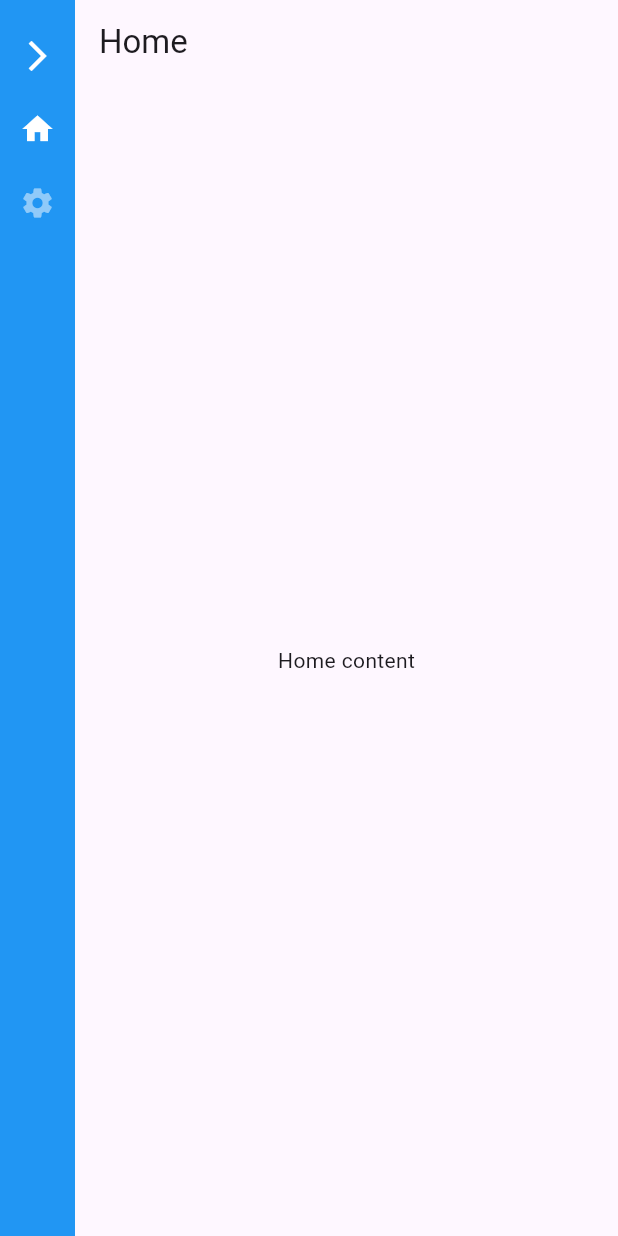
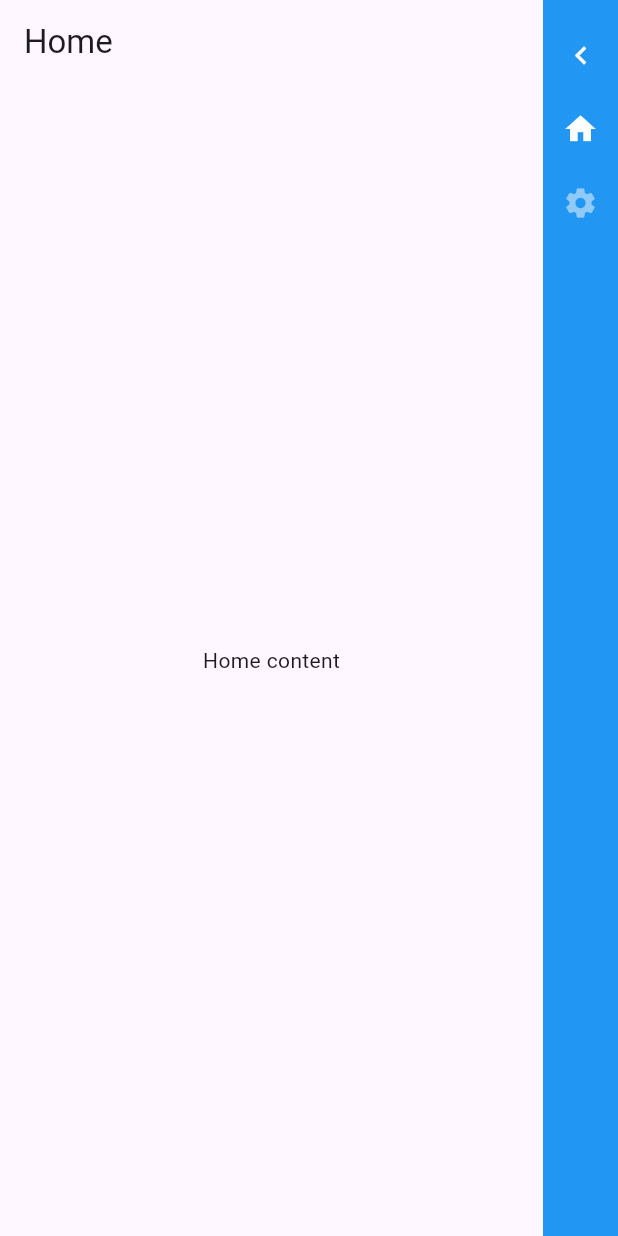
Before and after one commit to geo1796/single_page_views, a Flutter app: the screen it shows after launch, on a phone screen of 412 x 824 dp. Run offline on Flutter 3.47's test engine with Material 3 defaults, Android fonts, the phone set to English and light mode, and no system bars.

Commit message:
added NavBarPosition

```diff
--- a/example/lib/main.dart
+++ b/example/lib/main.dart
@@ -1,6 +1,8 @@
 import 'package:flutter/material.dart';
+import 'package:single_page_views/model/nav_bar_position.dart';
 import 'package:single_page_views/model/single_page_view.dart';
 import 'package:single_page_views/single_page_views.dart';
+import 'package:single_page_views/styles/nav_bar_style.dart';
 
 void main() {
   runApp(const MyApp());
@@ -12,12 +14,16 @@ class MyApp extends StatelessWidget {
   @override
   Widget build(BuildContext context) {
     return MaterialApp(
+        debugShowCheckedModeBanner: false,
         title: 'Flutter Demo',
         theme: ThemeData(
           colorScheme: ColorScheme.fromSeed(seedColor: Colors.deepPurple),
           useMaterial3: true,
         ),
-        home: buildSinglePageViews(views));
+        home: buildSinglePageViews(
+          views,
+          navBarStyle: NavBarStyle(position: NavBarPosition.right),
+        ));
   }
 }
 
--- a/lib/controllers/drawer_state_controller.dart
+++ /dev/null
@@ -1,18 +0,0 @@
-import 'package:flutter/material.dart';
-import 'package:single_page_views/model/drawer_state.dart';
-
-late final DrawerStateController drawerStateController;
-
-void setDrawerStateController(DrawerStateController c) => drawerStateController = c;
-
-class DrawerStateController extends ValueNotifier<DrawerState> {
-  DrawerStateController(super.value);
-
-  void toggle() {
-    value = isExpanded ? DrawerState.collapsed : DrawerState.expanded;
-    notifyListeners();
-  }
-
-  bool get isExpanded => value.isExpanded;
-  bool get isCollapsed => value.isCollapsed;
-}
--- /dev/null
+++ b/lib/controllers/nav_bar_state_controller.dart
@@ -0,0 +1,18 @@
+import 'package:flutter/material.dart';
+import 'package:single_page_views/model/nav_bar_state.dart';
+
+late final NavBarStateController navBarStateController;
+
+void setNavBarStateController(NavBarStateController c) => navBarStateController = c;
+
+class NavBarStateController extends ValueNotifier<NavBarState> {
+  NavBarStateController(super.value);
+
+  void toggle() {
+    value = isExpanded ? NavBarState.collapsed : NavBarState.expanded;
+    notifyListeners();
+  }
+
+  bool get isExpanded => value.isExpanded;
+  bool get isCollapsed => value.isCollapsed;
+}
--- a/lib/model/drawer_state.dart
+++ /dev/null
@@ -1,16 +0,0 @@
-late final DrawerState initialDrawerState;
-
-void setInitialDrawerState(DrawerState s) => initialDrawerState = s;
-
-late final bool fixedDrawerState;
-
-void setFixedDrawerState(bool b) => fixedDrawerState = b;
-
-enum DrawerState {
-  expanded,
-  collapsed;
-
-  bool get isExpanded => this == DrawerState.expanded;
-
-  bool get isCollapsed => this == DrawerState.collapsed;
-}
--- /dev/null
+++ b/lib/model/nav_bar_position.dart
@@ -0,0 +1,11 @@
+enum NavBarPosition {
+  left,
+  top,
+  right,
+  bottom;
+
+  bool get isLeft => this == NavBarPosition.left;
+  bool get isTop => this == NavBarPosition.top;
+  bool get isRight => this == NavBarPosition.right;
+  bool get isBottom => this == NavBarPosition.bottom;
+}
--- /dev/null
+++ b/lib/model/nav_bar_state.dart
@@ -0,0 +1,16 @@
+late final NavBarState initialNavBarState;
+
+void setInitialNavBarState(NavBarState s) => initialNavBarState = s;
+
+late final bool fixedNavBarState;
+
+void setFixedNavBarState(bool b) => fixedNavBarState = b;
+
+enum NavBarState {
+  expanded,
+  collapsed;
+
+  bool get isExpanded => this == NavBarState.expanded;
+
+  bool get isCollapsed => this == NavBarState.collapsed;
+}
--- a/lib/single_page_views.dart
+++ b/lib/single_page_views.dart
@@ -1,10 +1,10 @@
 import 'package:flutter/material.dart';
 import 'package:single_page_views/controllers/active_view_controller.dart';
-import 'package:single_page_views/controllers/drawer_state_controller.dart';
-import 'package:single_page_views/model/drawer_state.dart';
+import 'package:single_page_views/controllers/nav_bar_state_controller.dart';
+import 'package:single_page_views/model/nav_bar_state.dart';
 import 'package:single_page_views/model/single_page_view.dart';
-import 'package:single_page_views/styles/drawer_style.dart';
-import 'package:single_page_views/widgets/single_page_drawer.dart';
+import 'package:single_page_views/styles/nav_bar_style.dart';
+import 'package:single_page_views/widgets/single_page_nav_bar.dart';
 import 'package:single_page_views/widgets/single_page_scaffold.dart';
 
 late final bool _initialized;
@@ -20,9 +20,9 @@ bool get isInitialized {
 SinglePageViews buildSinglePageViews(
   List<SinglePageView> views, {
   SinglePageView? initialView,
-  DrawerState initialDrawerState = DrawerState.collapsed,
+  NavBarState initialDrawerState = NavBarState.collapsed,
   bool fixedDrawerState = false,
-  DrawerStyle drawerStyle = const DrawerStyle(),
+  NavBarStyle navBarStyle = const NavBarStyle(),
 }) {
   if (views.isEmpty) {
     throw Exception('views cannot be empty');
@@ -34,13 +34,13 @@ SinglePageViews buildSinglePageViews(
 
   setActiveViewController(ActiveViewController(initialView ?? views[0]));
 
-  setInitialDrawerState(initialDrawerState);
+  setInitialNavBarState(initialDrawerState);
 
-  setFixedDrawerState(fixedDrawerState);
+  setFixedNavBarState(fixedDrawerState);
 
-  setDrawerStyle(drawerStyle);
+  setNavBarStyle(navBarStyle);
 
-  setDrawerStateController(DrawerStateController(initialDrawerState));
+  setNavBarStateController(NavBarStateController(initialDrawerState));
 
   _initialized = true;
 
@@ -58,9 +58,12 @@ class SinglePageViews extends StatelessWidget {
     }
 
     return Stack(
+      alignment: navBarStyle.position.isLeft
+          ? AlignmentDirectional.topStart
+          : AlignmentDirectional.topEnd,
       children: [
         SinglePageScaffold(),
-        SinglePageDrawer(),
+        SinglePageNavBar(),
       ],
     );
   }
--- a/lib/styles/drawer_style.dart
+++ /dev/null
@@ -1,24 +0,0 @@
-import 'package:flutter/material.dart';
-
-late final DrawerStyle drawerStyle;
-
-void setDrawerStyle(DrawerStyle s) => drawerStyle = s;
-
-class DrawerStyle {
-  final Color color;
-  final double spacing;
-  final double expandedWidth;
-  final double collapsedWidth;
-  final Widget expandedHeader;
-  final Widget collapsedHeader;
-
-  const DrawerStyle({
-    this.color = Colors.blue,
-    this.spacing = 25.0,
-    this.expandedWidth = 150.0,
-    this.collapsedWidth = 50.0,
-    this.expandedHeader = const Icon(Icons.arrow_back_ios, color: Colors.white),
-    this.collapsedHeader =
-        const Icon(Icons.arrow_forward_ios, color: Colors.white),
-  });
-}
--- /dev/null
+++ b/lib/styles/nav_bar_style.dart
@@ -0,0 +1,64 @@
+import 'package:flutter/material.dart';
+import 'package:single_page_views/model/nav_bar_position.dart';
+import 'package:single_page_views/widgets/icon_expand_right.dart';
+import 'package:single_page_views/widgets/icon_expand_left.dart';
+
+late final NavBarStyle navBarStyle;
+
+void setNavBarStyle(NavBarStyle s) => navBarStyle = s;
+
+class NavBarStyle {
+  final Color color;
+  final Color headerColor;
+  final double spacing;
+  final double expandedWidth;
+  final double collapsedWidth;
+  final NavBarPosition position;
+  final Widget? customExpandedHeader;
+  final Widget? customCollapsedHeader;
+
+  const NavBarStyle({
+    this.color = Colors.blue,
+    this.headerColor = Colors.white,
+    this.spacing = 25.0,
+    this.expandedWidth = 150.0,
+    this.collapsedWidth = 50.0,
+    this.position = NavBarPosition.left,
+    this.customExpandedHeader,
+    this.customCollapsedHeader,
+  });
+
+  Widget get expandedHeader {
+    if (customExpandedHeader != null) {
+      return customExpandedHeader!;
+    }
+
+    switch (position) {
+      case NavBarPosition.left:
+        return IconExpandLeft(color: headerColor);
+      case NavBarPosition.top:
+        return Icon(Icons.expand_less, color: headerColor);
+      case NavBarPosition.right:
+        return IconExpandRight(color: headerColor);
+      case NavBarPosition.bottom:
+        return Icon(Icons.expand_more, color: headerColor);
+    }
+  }
+
+  Widget get collapsedHeader {
+    if (customExpandedHeader != null) {
+      return customExpandedHeader!;
+    }
+
+    switch (position) {
+      case NavBarPosition.left:
+        return IconExpandRight(color: headerColor);
+      case NavBarPosition.top:
+        return Icon(Icons.expand_more, color: headerColor);
+      case NavBarPosition.right:
+        return IconExpandLeft(color: headerColor);
+      case NavBarPosition.bottom:
+        return Icon(Icons.expand_less, color: headerColor);
+    }
+  }
+}
--- /dev/null
+++ b/lib/widgets/icon_expand_left.dart
@@ -0,0 +1,17 @@
+import 'package:flutter/material.dart';
+
+class IconExpandLeft extends StatelessWidget {
+  const IconExpandLeft({
+    super.key,
+    required this.color,
+  });
+  final Color color;
+
+  @override
+  Widget build(BuildContext context) {
+    return RotatedBox(
+      quarterTurns: 1,
+      child: Icon(Icons.expand_more, color: color),
+    );
+  }
+}
--- /dev/null
+++ b/lib/widgets/icon_expand_right.dart
@@ -0,0 +1,17 @@
+import 'package:flutter/material.dart';
+
+class IconExpandRight extends StatelessWidget {
+  const IconExpandRight({
+    super.key,
+    required this.color,
+  });
+  final Color color;
+
+  @override
+  Widget build(BuildContext context) {
+    return RotatedBox(
+      quarterTurns: 3,
+      child: Icon(Icons.expand_more, color: color),
+    );
+  }
+}
--- a/lib/widgets/drawer_entry.dart
+++ b/lib/widgets/nav_bar_entry.dart
@@ -1,12 +1,12 @@
 import 'package:flutter/material.dart';
 import 'package:single_page_views/controllers/active_view_controller.dart';
-import 'package:single_page_views/controllers/drawer_state_controller.dart';
-import 'package:single_page_views/model/drawer_state.dart';
+import 'package:single_page_views/controllers/nav_bar_state_controller.dart';
+import 'package:single_page_views/model/nav_bar_state.dart';
 import 'package:single_page_views/model/single_page_view.dart';
-import 'package:single_page_views/styles/drawer_style.dart';
+import 'package:single_page_views/styles/nav_bar_style.dart';
 
-class DrawerEntry extends StatelessWidget {
-  const DrawerEntry({
+class NavEntry extends StatelessWidget {
+  const NavEntry({
     super.key,
     required this.view,
   });
@@ -26,14 +26,14 @@ class DrawerEntry extends StatelessWidget {
           mainAxisAlignment: MainAxisAlignment.center,
           children: [
             view.leading,
-            ValueListenableBuilder<DrawerState>(
-                valueListenable: drawerStateController,
+            ValueListenableBuilder<NavBarState>(
+                valueListenable: navBarStateController,
                 builder: (context, drawerState, _) {
                   if (drawerState.isCollapsed) return const SizedBox.shrink();
 
                   return SizedBox(
                     width:
-                        drawerStyle.expandedWidth - drawerStyle.collapsedWidth,
+                        navBarStyle.expandedWidth - navBarStyle.collapsedWidth,
                     child: Row(
                       mainAxisAlignment: MainAxisAlignment.center,
                       children: [view.title],
--- a/lib/widgets/single_page_drawer.dart
+++ /dev/null
@@ -1,50 +0,0 @@
-import 'package:flutter/material.dart';
-import 'package:single_page_views/controllers/drawer_state_controller.dart';
-import 'package:single_page_views/model/drawer_state.dart';
-import 'package:single_page_views/model/single_page_view.dart';
-import 'package:single_page_views/styles/drawer_style.dart';
-import 'package:single_page_views/widgets/drawer_entry.dart';
-
-class SinglePageDrawer extends StatelessWidget {
-  const SinglePageDrawer({super.key});
-
-  double get _drawerWidth => drawerStateController.isExpanded
-      ? drawerStyle.expandedWidth
-      : drawerStyle.collapsedWidth;
-
-  @override
-  Widget build(BuildContext context) {
-    return SafeArea(
-      child: Material(
-        child: ValueListenableBuilder<DrawerState>(
-          valueListenable: drawerStateController,
-          builder: (context, drawerState, child) => Container(
-            color: drawerStyle.color,
-            width: _drawerWidth,
-            child: Column(
-                crossAxisAlignment: drawerState.isExpanded
-                    ? CrossAxisAlignment.end
-                    : CrossAxisAlignment.center,
-                spacing: drawerStyle.spacing,
-                children: [
-                  const SizedBox.shrink(),
-                  if (!fixedDrawerState)
-                    InkWell(
-                      onTap: drawerStateController.toggle,
-                      child: drawerState.isExpanded
-                          ? drawerStyle.expandedHeader
-                          : drawerStyle.collapsedHeader,
-                    ),
-                  child!,
-                ]),
-          ),
-          child: Column(
-            spacing: drawerStyle.spacing,
-            children: List.generate(
-                views.length, (i) => DrawerEntry(view: views[i])),
-          ),
-        ),
-      ),
-    );
-  }
-}
--- /dev/null
+++ b/lib/widgets/single_page_nav_bar.dart
@@ -0,0 +1,52 @@
+import 'package:flutter/material.dart';
+import 'package:single_page_views/controllers/nav_bar_state_controller.dart';
+import 'package:single_page_views/model/nav_bar_state.dart';
+import 'package:single_page_views/model/single_page_view.dart';
+import 'package:single_page_views/styles/nav_bar_style.dart';
+import 'package:single_page_views/widgets/nav_bar_entry.dart';
+
+class SinglePageNavBar extends StatelessWidget {
+  const SinglePageNavBar({super.key});
+
+  double get _drawerWidth => navBarStateController.isExpanded
+      ? navBarStyle.expandedWidth
+      : navBarStyle.collapsedWidth;
+
+  @override
+  Widget build(BuildContext context) {
+    return SafeArea(
+      child: Material(
+        child: ValueListenableBuilder<NavBarState>(
+          valueListenable: navBarStateController,
+          builder: (context, drawerState, child) => Container(
+            color: navBarStyle.color,
+            width: _drawerWidth,
+            child: Column(
+                crossAxisAlignment: drawerState.isCollapsed
+                    ? CrossAxisAlignment.center
+                    : navBarStyle.position.isLeft
+                        ? CrossAxisAlignment.end
+                        : CrossAxisAlignment.start,
+                spacing: navBarStyle.spacing,
+                children: [
+                  const SizedBox.shrink(),
+                  if (!fixedNavBarState)
+                    InkWell(
+                      onTap: navBarStateController.toggle,
+                      child: drawerState.isExpanded
+                          ? navBarStyle.expandedHeader
+                          : navBarStyle.collapsedHeader,
+                    ),
+                  child!,
+                ]),
+          ),
+          child: Column(
+            spacing: navBarStyle.spacing,
+            children:
+                List.generate(views.length, (i) => NavEntry(view: views[i])),
+          ),
+        ),
+      ),
+    );
+  }
+}
--- a/lib/widgets/single_page_scaffold.dart
+++ b/lib/widgets/single_page_scaffold.dart
@@ -1,26 +1,26 @@
 import 'package:flutter/material.dart';
 import 'package:single_page_views/controllers/active_view_controller.dart';
-import 'package:single_page_views/controllers/drawer_state_controller.dart';
-import 'package:single_page_views/model/drawer_state.dart';
+import 'package:single_page_views/controllers/nav_bar_state_controller.dart';
+import 'package:single_page_views/model/nav_bar_state.dart';
 import 'package:single_page_views/model/single_page_view.dart';
-import 'package:single_page_views/styles/drawer_style.dart';
+import 'package:single_page_views/styles/nav_bar_style.dart';
 
 class SinglePageScaffold extends StatelessWidget {
   const SinglePageScaffold({super.key});
 
-  double get _drawerWidth => drawerStateController.isExpanded
-      ? drawerStyle.expandedWidth
-      : drawerStyle.collapsedWidth;
+  double get _drawerWidth => navBarStateController.isExpanded
+      ? navBarStyle.expandedWidth
+      : navBarStyle.collapsedWidth;
 
   @override
   Widget build(BuildContext context) {
-    return ValueListenableBuilder<DrawerState>(
-      valueListenable: drawerStateController,
+    return ValueListenableBuilder<NavBarState>(
+      valueListenable: navBarStateController,
       builder: (context, _, child) => Positioned(
-        left: _drawerWidth,
+        left: navBarStyle.position.isLeft ? _drawerWidth : 0,
         top: 0,
         bottom: 0,
-        right: 0,
+        right: navBarStyle.position.isRight ? _drawerWidth : 0,
         child: child!,
       ),
       child: ValueListenableBuilder<SinglePageView>(
```
